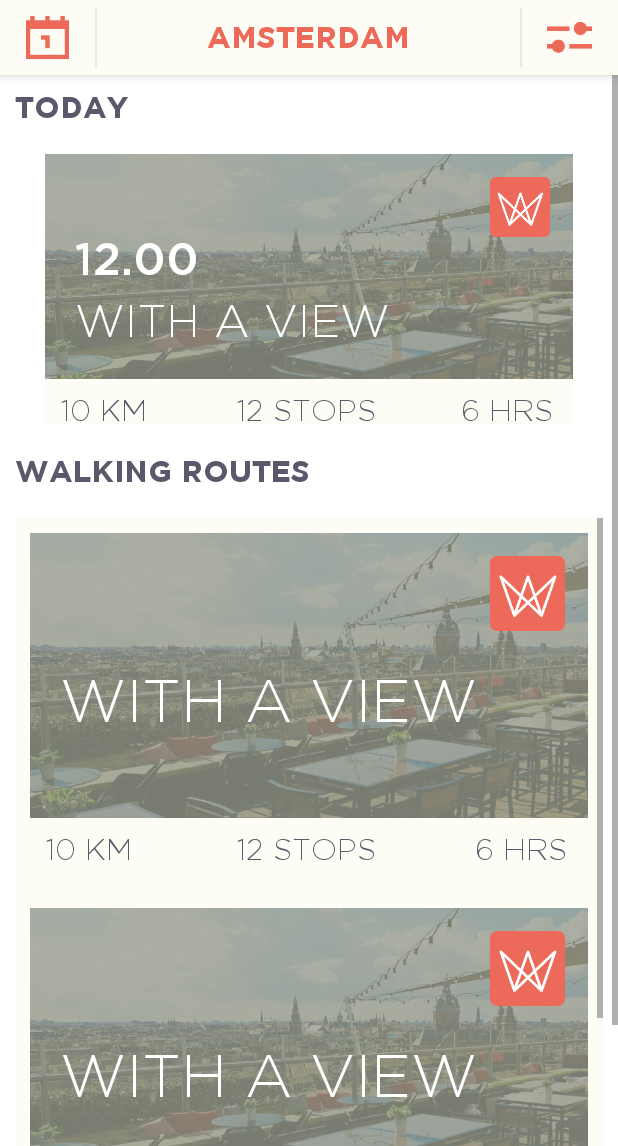
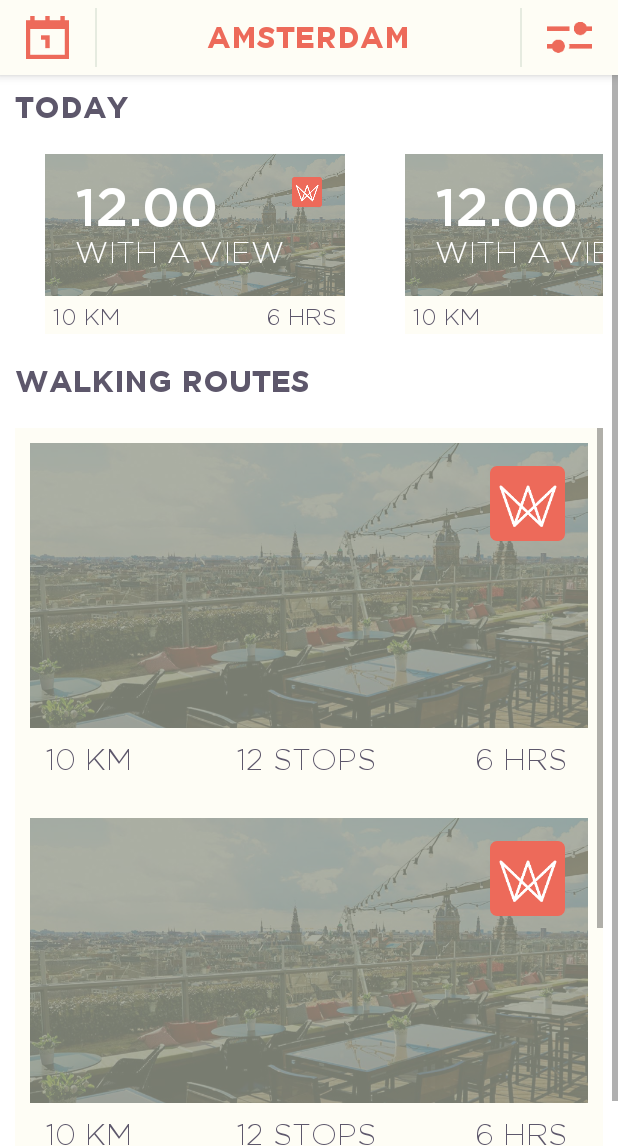
Before and after one commit to nevrborn/Wroute, an Android app: the layout activity_main.xml on its own in the app's theme, with its tools: preview values and no code run, on a phone screen of 412 x 824 dp, the part 90-1236 px from its top. Run offline under Robolectric (Android 15) with nearby library versions, the phone set to English and light mode, and no system bars.

Commit message:
Changed Mainactivity to smaller TODAY

```diff
--- a/app/src/main/java/com/donkeymonkey/wroute/helpers/NavigationHelper.kt
+++ b/app/src/main/java/com/donkeymonkey/wroute/helpers/NavigationHelper.kt
@@ -1,5 +1,6 @@
 package com.donkeymonkey.wroute.helpers
 
+import android.app.Activity
 import android.content.Intent
 import com.donkeymonkey.wroute.views.activities.BaseActivity
 import com.donkeymonkey.wroute.views.activities.LoginActivity
@@ -7,7 +8,7 @@ import com.donkeymonkey.wroute.views.activities.LoginProfileActivity
 import com.donkeymonkey.wroute.views.activities.MainActivity
 import com.donkeymonkey.wroute.views.fragments.BaseFragment
 
-class NavigationHelper(private val activity: BaseActivity) {
+class NavigationHelper(private val activity: Activity) {
     fun openMainActivity() = navigate(MainActivity::class.java, true)
     fun openLogin() = navigate(LoginActivity::class.java, true)
     fun openLoginProfile() = navigate(LoginProfileActivity::class.java, true)
--- a/app/src/main/java/com/donkeymonkey/wroute/views/activities/LoginActivity.kt
+++ b/app/src/main/java/com/donkeymonkey/wroute/views/activities/LoginActivity.kt
@@ -5,6 +5,7 @@ import android.arch.lifecycle.ViewModelProviders
 import android.content.Intent
 import android.databinding.DataBindingUtil
 import android.os.Bundle
+import android.support.v7.app.AppCompatActivity
 import android.widget.EditText
 import android.widget.Toast
 import com.donkeymonkey.wroute.R
@@ -20,7 +21,7 @@ import com.google.firebase.database.DatabaseReference
 import com.google.firebase.database.FirebaseDatabase
 import java.util.*
 
-class LoginActivity : BaseActivity() {
+class LoginActivity: BaseActivity() {
     lateinit var viewModel: LoginViewModel
     lateinit var binding: ActivityLoginBinding
 
--- a/app/src/main/java/com/donkeymonkey/wroute/views/activities/LoginProfileActivity.kt
+++ b/app/src/main/java/com/donkeymonkey/wroute/views/activities/LoginProfileActivity.kt
@@ -3,8 +3,10 @@ package com.donkeymonkey.wroute.views.activities
 import android.arch.lifecycle.ViewModelProviders
 import android.databinding.DataBindingUtil
 import android.os.Bundle
+import android.support.v7.app.AppCompatActivity
 import com.donkeymonkey.wroute.R
 import com.donkeymonkey.wroute.databinding.ActivityLoginProfileBinding
+import com.donkeymonkey.wroute.helpers.*
 import com.donkeymonkey.wroute.models.User
 import com.donkeymonkey.wroute.viewmodels.LoginProfileViewModel
 import io.reactivex.functions.Action
--- a/app/src/main/res/layout/activity_main.xml
+++ b/app/src/main/res/layout/activity_main.xml
@@ -40,7 +40,7 @@
                 <android.support.v7.widget.RecyclerView
                     android:id="@+id/main_list_wroutes_agenda"
                     android:layout_width="match_parent"
-                    android:layout_height="200dp"
+                    android:layout_height="wrap_content"
                     android:scrollbars="vertical"
                     app:layoutManager="android.support.v7.widget.LinearLayoutManager"
                     tools:listitem="@layout/list_item_wroute_agenda"
--- a/app/src/main/res/layout/list_item_wroute.xml
+++ b/app/src/main/res/layout/list_item_wroute.xml
@@ -73,7 +73,6 @@
                 android:textAlignment="textStart"
                 android:layout_marginStart="20dp"
                 android:text="@{wroute.name}"
-                tools:text="WITH A VIEW"
                 android:fontFamily="@font/gotham_light"
                 />
 
@@ -98,7 +97,7 @@
                 android:textSize="20sp"
                 android:fontFamily="@font/gotham_light"
                 android:gravity="start|center"
-                tools:text="10 KM"
+                android:text="10 KM"
                 />
 
             <TextView
--- a/app/src/main/res/layout/list_item_wroute_agenda.xml
+++ b/app/src/main/res/layout/list_item_wroute_agenda.xml
@@ -10,8 +10,8 @@
     </data>
 
     <RelativeLayout
-        android:layout_width="match_parent"
-        android:layout_height="190dp"
+        android:layout_width="200dp"
+        android:layout_height="120dp"
         android:background="@color/appOffWhite"
         android:layout_marginLeft="20dp"
         android:layout_marginRight="20dp">
@@ -19,7 +19,7 @@
         <ImageView
             android:id="@+id/list_item_wroute_image"
             android:layout_width="match_parent"
-            android:layout_height="180dp"
+            android:layout_height="match_parent"
             android:background="@color/appRed"
             android:src="@drawable/img_skylounge"
             android:scaleType="fitXY"
@@ -36,8 +36,8 @@
 
         <ImageView
             android:id="@+id/list_item_wroute_imageview_type"
-            android:layout_width="40dp"
-            android:layout_height="40dp"
+            android:layout_width="20dp"
+            android:layout_height="20dp"
             android:adjustViewBounds="true"
             android:scaleType="fitEnd"
             android:layout_alignParentTop="true"
@@ -64,13 +64,13 @@
             <TextView
                 android:id="@+id/list_item_wroute_textview_agenda"
                 android:layout_width="match_parent"
-                android:layout_height="50dp"
+                android:layout_height="0dp"
                 android:layout_weight="0.8"
                 android:textColor="@android:color/white"
-                android:textSize="30sp"
+                android:textSize="35sp"
                 android:fontFamily="@font/gotham_medium"
                 android:gravity="start|center"
-                android:text="@{wroute.createDateString}"
+                android:text="12.00"
                 android:layout_marginStart="20dp"
                 tools:text="12.00"
                 />
@@ -81,7 +81,7 @@
                 android:layout_height="50dp"
                 android:textColor="@android:color/white"
                 android:fontFamily="@font/gotham_light"
-                android:textSize="30sp"
+                android:textSize="20sp"
                 android:layout_centerVertical="true"
                 android:textAlignment="textStart"
                 android:layout_marginStart="20dp"
@@ -95,10 +95,10 @@
 
         <LinearLayout
             android:layout_width="match_parent"
-            android:layout_height="40dp"
+            android:layout_height="25dp"
             android:orientation="horizontal"
             android:weightSum="1"
-            android:padding="10dp"
+            android:padding="5dp"
             android:layout_alignParentBottom="true"
             android:background="@color/appOffWhite"
             >
@@ -107,33 +107,21 @@
                 android:id="@+id/list_item_wroute_textview_kilometer"
                 android:layout_width="0dp"
                 android:layout_height="match_parent"
-                android:layout_weight="0.33"
+                android:layout_weight="0.5"
                 android:textColor="@color/appDarkBlue"
-                android:textSize="20sp"
+                android:textSize="15sp"
                 android:fontFamily="@font/gotham_light"
                 android:gravity="start|center"
                 tools:text="10 KM"
                 />
 
             <TextView
-                android:id="@+id/list_item_wroute_textview_stops"
-                android:layout_width="0dp"
-                android:layout_height="match_parent"
-                android:layout_weight="0.33"
-                android:textColor="@color/appDarkBlue"
-                android:textSize="20sp"
-                android:fontFamily="@font/gotham_light"
-                android:gravity="center"
-                tools:text="12 STOPS"
-                />
-
-            <TextView
                 android:id="@+id/list_item_wroute_textview_hours"
                 android:layout_width="0dp"
                 android:layout_height="match_parent"
-                android:layout_weight="0.33"
+                android:layout_weight="0.5"
                 android:textColor="@color/appDarkBlue"
-                android:textSize="20sp"
+                android:textSize="15sp"
                 android:fontFamily="@font/gotham_light"
                 android:gravity="end|center"
                 tools:text="6 HRS"
```
